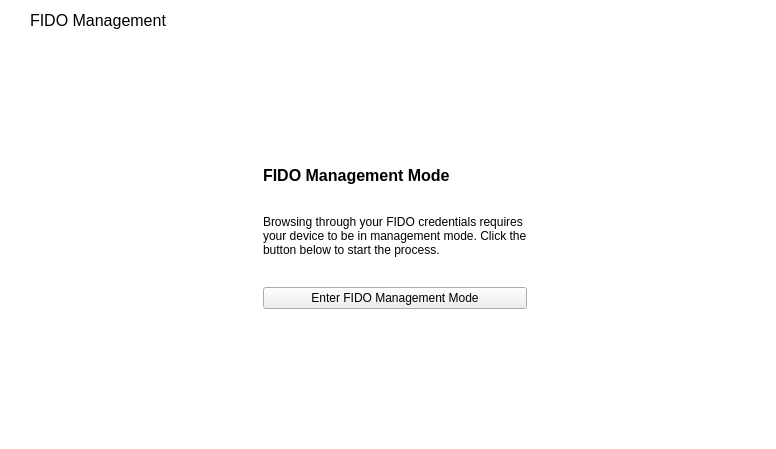
This is src/FidoManagement.ui in mooltipass/moolticute as Qt 5 draws it before an edit. The edited form follows.
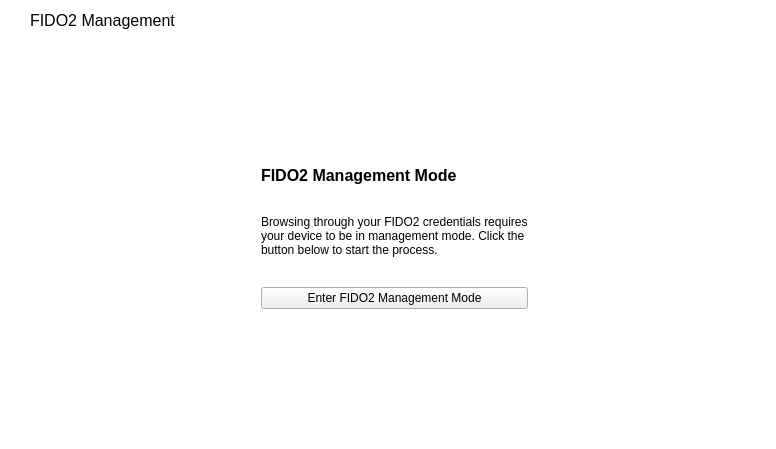
This is the edited form. Icons and pictures are not drawn. Custom widgets are drawn as their Qt base class.

Commit message: [BLE] Change Fido texts to Fido2

```diff
--- a/src/FidoManagement.ui
+++ b/src/FidoManagement.ui
@@ -43,7 +43,7 @@
       </font>
      </property>
      <property name="text">
-      <string>FIDO Management</string>
+      <string>FIDO2 Management</string>
      </property>
      <property name="class" stdset="0">
       <string>FrameTitle</string>
@@ -116,14 +116,14 @@
               </font>
              </property>
              <property name="text">
-              <string>FIDO Management Mode</string>
+              <string>FIDO2 Management Mode</string>
              </property>
             </widget>
            </item>
            <item>
             <widget class="QLabel" name="label_3">
              <property name="text">
-              <string>Browsing through your FIDO credentials requires your device to be in management mode. Click the button below to start the process.</string>
+              <string>Browsing through your FIDO2 credentials requires your device to be in management mode. Click the button below to start the process.</string>
              </property>
              <property name="wordWrap">
               <bool>true</bool>
@@ -141,7 +141,7 @@
                 </size>
                </property>
                <property name="text">
-                <string>Enter FIDO Management Mode</string>
+                <string>Enter FIDO2 Management Mode</string>
                </property>
               </widget>
              </item>
```
Left out of the diff: 3 changed lines with no effect on the pictures. The commit also changes 1 other file.
